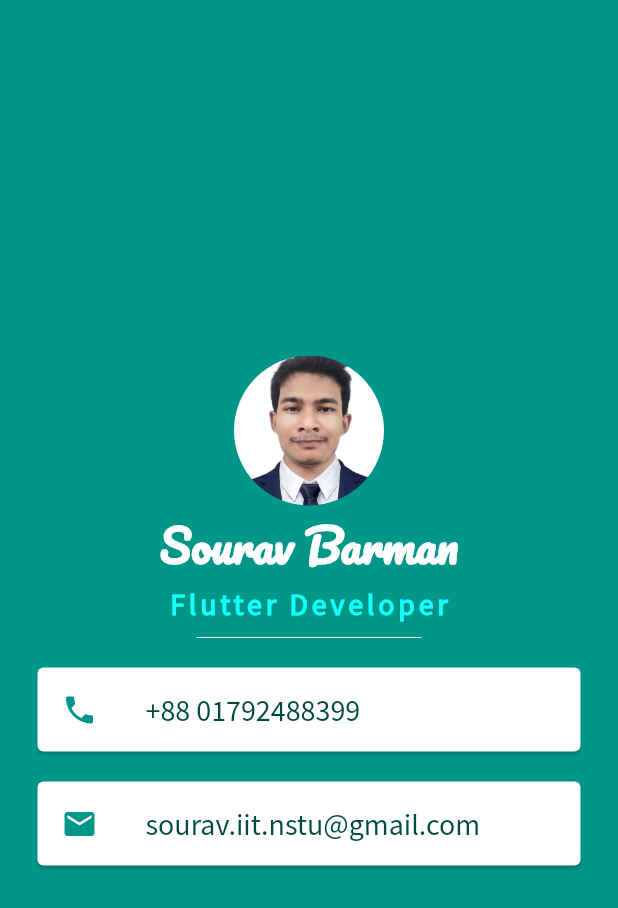
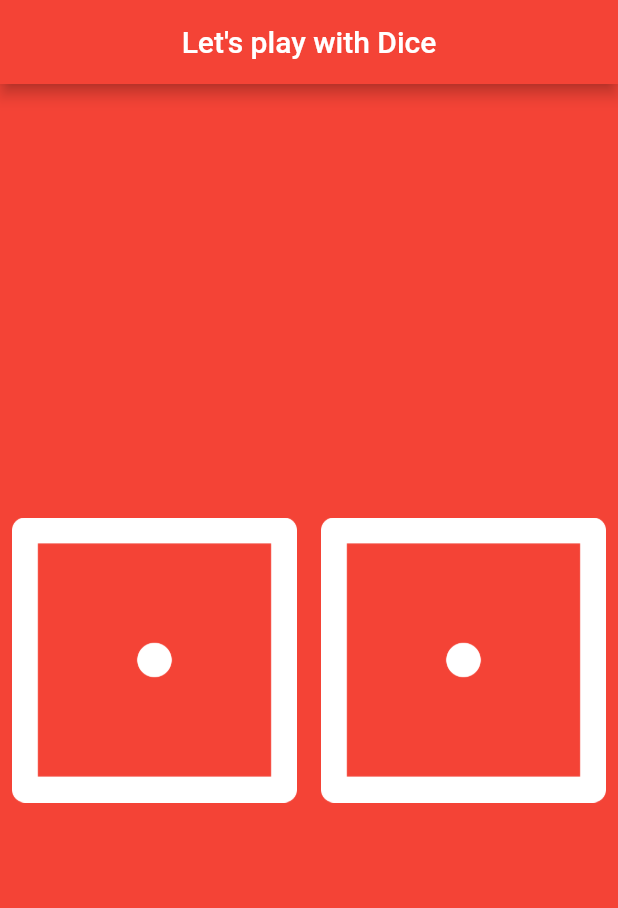
Before and after one commit to SouravBarman001/Mi_Card_Flutter, a Flutter app: the screen it shows after launch, on a phone screen of 412 x 824 dp. Shown: the top 908 px of the screen. Run offline on Flutter 3.47's test engine with Material 2 defaults, Android fonts, the phone set to English and light mode, and no system bars.

Commit message:
dice added

```diff
--- a/lib/main.dart
+++ b/lib/main.dart
@@ -1,89 +1,58 @@
 import 'package:flutter/material.dart';
+import 'dart:math';
 
 void main() {
   runApp(const MainApp());
 }
 
-class MainApp extends StatelessWidget {
+class MainApp extends StatefulWidget {
   const MainApp({super.key});
+
+  @override
+  State<MainApp> createState() => _MainAppState();
+}
+
+class _MainAppState extends State<MainApp> {
+
+  int leftDiceNumber = 1;
+  int rightDiceNumber = 1;
+
+  void changeDiceFace(){
+    setState(() {
+      leftDiceNumber = Random().nextInt(5)+1;
+      rightDiceNumber = Random().nextInt(5)+1;
+    });
+  }
 
   @override
   Widget build(BuildContext context) {
     return MaterialApp(
       home: Scaffold(
-        backgroundColor: Colors.teal,
-        body: SafeArea(
-          child: Column(
-            mainAxisAlignment: MainAxisAlignment.center,
+        backgroundColor: Colors.red,
+        appBar: AppBar(
+          centerTitle: true,
+          backgroundColor: Colors.red,
+          title: const Text("Let's play with Dice"),
+        ),
+        body: Center(
+          child: Row(
             children: [
-              const CircleAvatar(
-                radius: 50.0,
-                backgroundImage: AssetImage('images/sourav.png'),
-              ),
-              const Text(
-                "Sourav Barman",
-                style: TextStyle(
-                  fontFamily: 'Pacifico',
-                  fontSize: 30.0,
-                  color: Colors.white,
-                  fontWeight: FontWeight.bold,
+              Expanded(
+                child: TextButton(
+                  onPressed: () {
+                    changeDiceFace();
+                  },
+                  child: Image.asset('images/dice$leftDiceNumber.png',),
                 ),
               ),
-              const Text(
-                "Flutter Developer",
-                style: TextStyle(
-                  fontFamily: 'Source Sans Pro',
-                  fontSize: 20.0,
-                  color: Colors.cyanAccent,
-                  letterSpacing: 2.5,
-                  fontWeight: FontWeight.bold,
+              Expanded(
+                child: TextButton(
+                  onPressed: () {
+                    changeDiceFace();
+                  },
+                  child: Image.asset('images/dice$rightDiceNumber.png',),
                 ),
               ),
-                SizedBox(
-                height: 20.0,
-                width: 150.0,
-                child: Divider(
-                  color: Colors.cyan.shade50,
-                ),
-              ),
-              Card(
-                color: Colors.white,
-                margin: const EdgeInsets.symmetric(
-                    vertical: 10.0, horizontal: 25.0),
-                child: ListTile(
-                  leading: const Icon(
-                    Icons.phone,
-                    color: Colors.teal,
-                  ),
-                  title: Text(
-                    "+88 01792488399",
-                    style: TextStyle(
-                      fontFamily: 'Source Sans Pro',
-                      fontSize: 20.0,
-                      color: Colors.teal.shade900,
-                    ),
-                  ),
-                ),
-              ),
-              Card(
-                color: Colors.white,
-                margin: const EdgeInsets.symmetric(
-                    vertical: 10.0, horizontal: 25.0),
-                child: ListTile(
-                  leading: const Icon(
-                    Icons.email,
-                    color: Colors.teal,
-                  ),
-                  title: Text(
-                    "sourav.iit.nstu@gmail.com",
-                    style: TextStyle(
-                      fontFamily: 'Source Sans Pro',
-                      fontSize: 20.0,
-                      color: Colors.teal.shade900,
-                    ),
-                  ),
-                ),
-              )
             ],
           ),
         ),
--- a/pubspec.yaml
+++ b/pubspec.yaml
@@ -18,7 +18,7 @@ dev_dependencies:
 flutter:
   uses-material-design: true
   assets:
-    - images/
+  - images/
   fonts:
   - family: Pacifico
     fonts:
```
Also changed, not shown: images/dice1.png (added), images/dice2.png (added), images/dice3.png (added), images/dice4.png (added), images/dice5.png (added), images/dice6.png (added), images/sourav.png (deleted).
